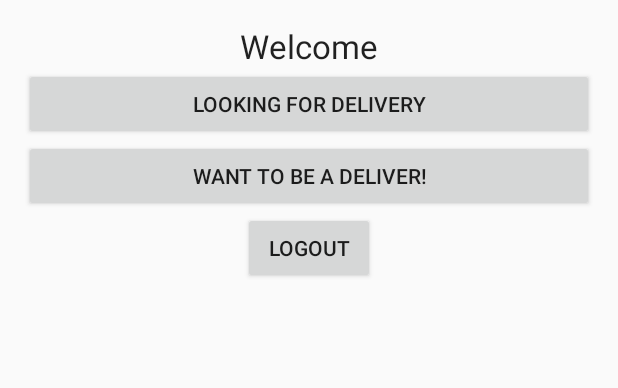
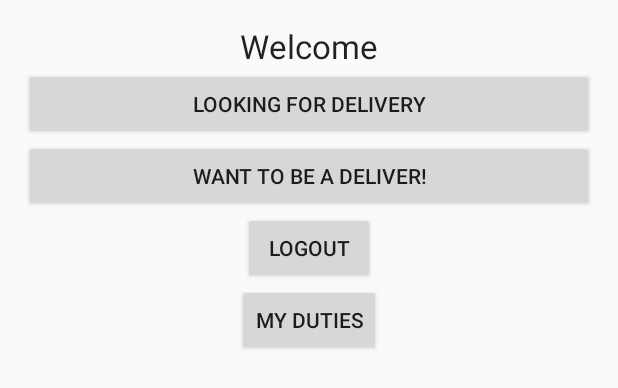
Before and after one commit to nadavro/Friendeliver, an Android app: the layout activity_profile.xml on its own in the app's theme, with its tools: preview values and no code run, on a phone screen of 412 x 824 dp. Shown: the top 388 px of the screen. Run offline under Robolectric (Android 15) with nearby library versions, the phone set to English and light mode, and no system bars.

Commit message:
myduties begin

```diff
--- a/app/src/main/AndroidManifest.xml
+++ b/app/src/main/AndroidManifest.xml
@@ -28,7 +28,9 @@
         <activity android:name=".DeliverActivity" />
         <activity android:name=".LookingForActivity" />
         <activity android:name=".ResultActivity" />
-        <activity android:name=".MyDeliveriesActivity"></activity>
+        <activity android:name=".MyDeliveriesActivity" />
+        <activity android:name=".MyDutiesActivity" />
+        <activity android:name=".MyRequestsActivity"></activity>
     </application>
 
 </manifest>
--- a/app/src/main/res/layout/activity_profile.xml
+++ b/app/src/main/res/layout/activity_profile.xml
@@ -45,6 +45,12 @@
             android:text="Logout"
             android:id="@+id/buttonLogOut"
             android:layout_gravity="center_horizontal"/>
+        <Button
+            android:layout_width="wrap_content"
+            android:layout_height="wrap_content"
+            android:text="My Duties"
+            android:id="@+id/myDutiesBtn"
+            android:layout_gravity="center_horizontal"/>
     </LinearLayout>
 
 
```
Also changed, not shown: app/src/main/java/com/nadavrozen/myfirebaseauth/ProfileActivity.java (+7 -0 lines).
